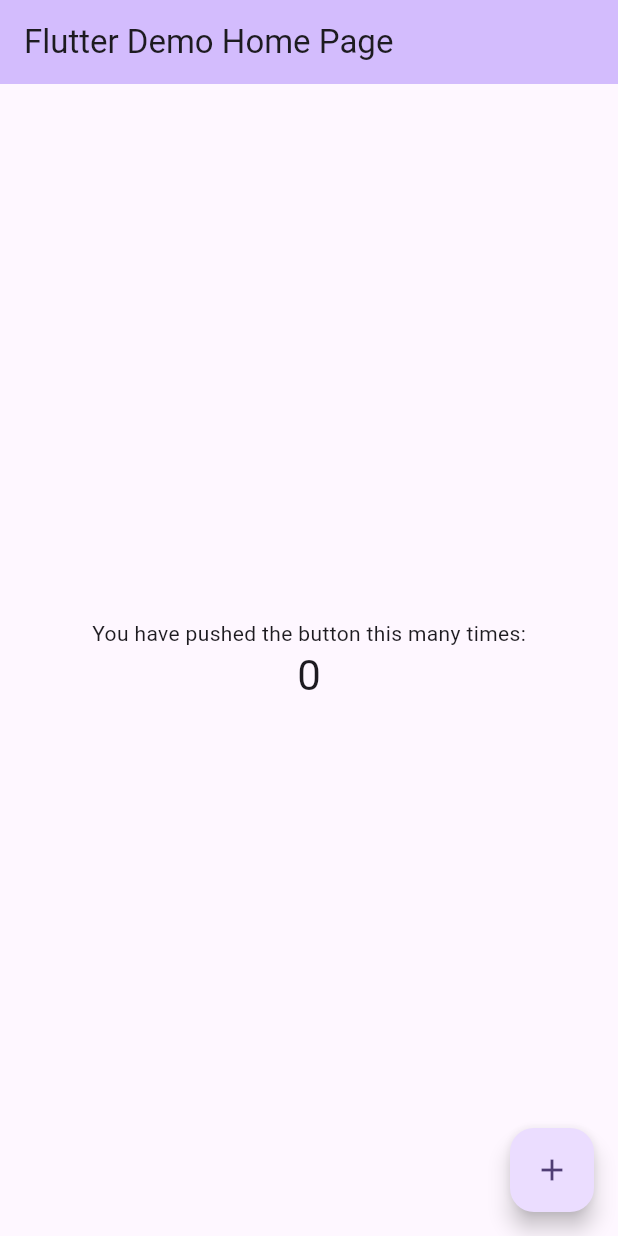
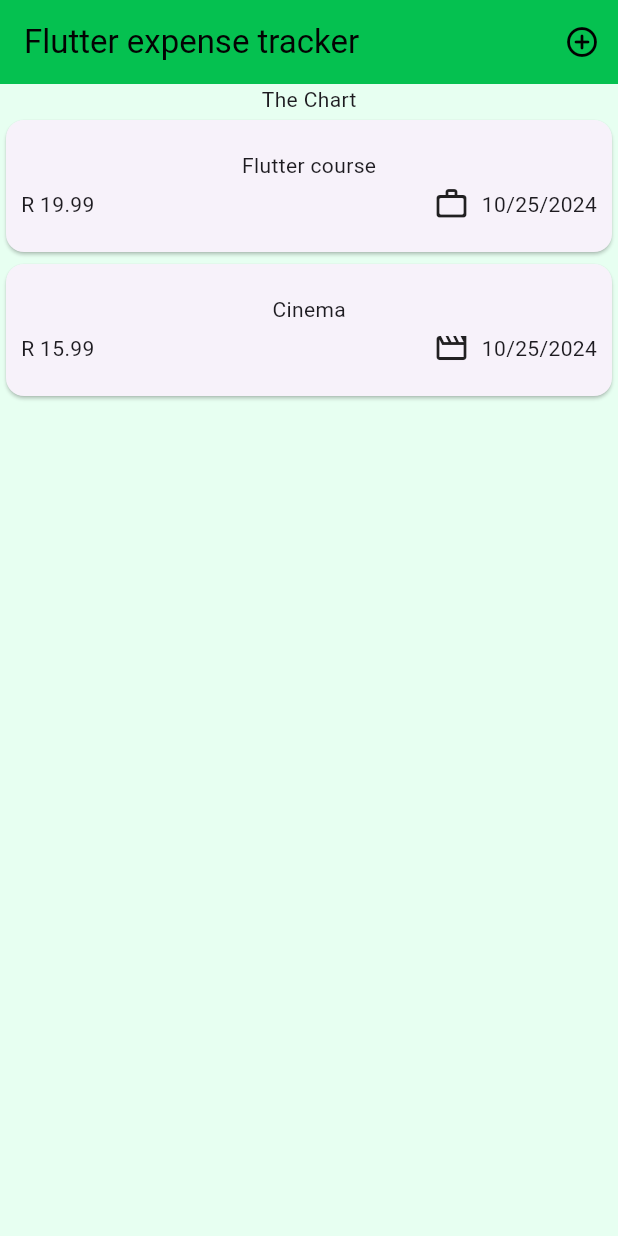
Before and after one commit to Psage001/expenses_tracker, a Flutter app: the screen it shows after launch, on a phone screen of 412 x 824 dp. Run offline on Flutter 3.47's test engine with Material 3 defaults, Android fonts, the phone set to English and light mode, and no system bars.

Commit message:
Created app bar with theme

```diff
--- /dev/null
+++ b/lib/Models/temp_expense.dart
@@ -0,0 +1,40 @@
+
+import 'package:flutter/material.dart';
+import 'package:uuid/uuid.dart';
+import 'package:intl/intl.dart';
+
+final formatter = DateFormat.yMd();
+
+const uuid = Uuid();
+
+enum Category {
+  food,
+  travel,
+  leisure,
+  work,
+}
+const categroyIcons = {
+  Category.food: Icons.lunch_dining_outlined,
+  Category.travel: Icons.flight_takeoff_rounded,
+  Category.leisure: Icons.movie_creation_outlined,
+  Category.work: Icons.work_outline_rounded,
+};
+
+class Expense {
+  Expense({
+    required this.title,
+    required this.amount,
+    required this.date,
+    required this.category,
+  }) : id = uuid.v4();
+  final String id;
+  final String title;
+  final double amount;
+  final DateTime date;
+  final Category category;
+
+
+  String get formattedDate{
+    return formatter.format(date);
+  }
+}
--- /dev/null
+++ b/lib/Widgets/expenses.dart
@@ -0,0 +1,56 @@
+import 'package:expenses_tracker/Models/temp_expense.dart';
+import 'package:flutter/material.dart';
+import 'package:expenses_tracker/Widgets/expenses_list/expenses_list.dart';
+
+class Expenses extends StatefulWidget {
+  const Expenses({super.key});
+
+  @override
+  State<Expenses> createState() {
+    return _ExpensesState();
+  }
+}
+
+class _ExpensesState extends State<Expenses> {
+  final List<Expense> _registeredExpenses = [
+    Expense(
+      title: 'Flutter course',
+      amount: 19.99,
+      date: DateTime.now(),
+      category: Category.work,
+    ),
+    Expense(
+      title: 'Cinema',
+      amount: 15.99,
+      date: DateTime.now(),
+      category: Category.leisure,
+    ),
+  ];
+
+  @override
+  Widget build(BuildContext context) {
+    return Scaffold(
+      appBar: AppBar(
+        title: const Text(
+          style: TextStyle(color: Color.fromARGB(255, 3, 3, 3)),'Flutter expense tracker'),
+        backgroundColor: const Color.fromARGB(255, 5, 193, 80),
+        actions: [
+          IconButton(
+            onPressed: () {},
+            icon: const Icon(Icons.add_circle_outline_rounded, color: Color.fromARGB(255, 0, 0, 0),),
+          ),
+        ],
+      ),
+      backgroundColor: const Color.fromARGB(240, 230, 255, 240),
+      body: Column(
+        children: [
+          const Text('The Chart'),
+          Expanded(
+              child: ExpensesList(
+                  expenses:
+                      _registeredExpenses)), //Expanded expands the list if expanded is not there it will only show the chart text
+        ],
+      ),
+    );
+  }
+}
--- /dev/null
+++ b/lib/Widgets/expenses_list/expense_item.dart
@@ -0,0 +1,44 @@
+import 'package:expenses_tracker/Widgets/expenses.dart';
+import 'package:flutter/material.dart';
+import 'package:expenses_tracker/Models/temp_expense.dart';
+
+class ExpenseItem extends StatelessWidget {
+  const ExpenseItem(this.expense, {super.key});
+
+  final Expense expense;
+
+  @override
+  Widget build(BuildContext context) {
+    return Card(
+      child: Padding(
+        padding: const EdgeInsets.symmetric(
+          horizontal: 10,
+          vertical: 20,
+        ),
+        child: Column(
+          children: [
+            Text(expense.title),
+            const SizedBox(
+              height: 4,
+            ),
+            Row(
+              children: [
+                Text('R ${expense.amount.toStringAsFixed(2)}'),
+                const Spacer(),
+                Row(
+                  children: [
+                    Icon(categroyIcons[expense.category]),
+                    const SizedBox(
+                      width: 8,
+                    ),
+                    Text(expense.formattedDate),
+                  ],
+                ),
+              ],
+            ),
+          ],
+        ),
+      ),
+    );
+  }
+}
--- /dev/null
+++ b/lib/Widgets/expenses_list/expenses_list.dart
@@ -0,0 +1,20 @@
+import 'package:expenses_tracker/Models/temp_expense.dart';
+import 'package:expenses_tracker/Widgets/expenses_list/expense_item.dart';
+import 'package:flutter/material.dart';
+
+class ExpensesList extends StatelessWidget {
+  const ExpensesList({
+    super.key,
+    required this.expenses,
+  });
+
+  final List<Expense> expenses;
+
+  @override
+  Widget build(BuildContext context) {
+    return ListView.builder(
+      itemCount: expenses.length,
+      itemBuilder: (ctx, index) => ExpenseItem(expenses[index]),
+    );
+  }
+}
--- a/lib/main.dart
+++ b/lib/main.dart
@@ -1,125 +1,11 @@
 import 'package:flutter/material.dart';
+import 'package:expenses_tracker/Widgets/expenses.dart';
 
 void main() {
-  runApp(const MyApp());
+  runApp(
+    MaterialApp(
+      theme: ThemeData(useMaterial3: true),
+      home: const Expenses(),
+    ),
+  );
 }
-
-class MyApp extends StatelessWidget {
-  const MyApp({super.key});
-
-  // This widget is the root of your application.
-  @override
-  Widget build(BuildContext context) {
-    return MaterialApp(
-      title: 'Flutter Demo',
-      theme: ThemeData(
-        // This is the theme of your application.
-        //
-        // TRY THIS: Try running your application with "flutter run". You'll see
-        // the application has a purple toolbar. Then, without quitting the app,
-        // try changing the seedColor in the colorScheme below to Colors.green
-        // and then invoke "hot reload" (save your changes or press the "hot
-        // reload" button in a Flutter-supported IDE, or press "r" if you used
-        // the command line to start the app).
-        //
-        // Notice that the counter didn't reset back to zero; the application
-        // state is not lost during the reload. To reset the state, use hot
-        // restart instead.
-        //
-        // This works for code too, not just values: Most code changes can be
-        // tested with just a hot reload.
-        colorScheme: ColorScheme.fromSeed(seedColor: Colors.deepPurple),
-        useMaterial3: true,
-      ),
-      home: const MyHomePage(title: 'Flutter Demo Home Page'),
-    );
-  }
-}
-
-class MyHomePage extends StatefulWidget {
-  const MyHomePage({super.key, required this.title});
-
-  // This widget is the home page of your application. It is stateful, meaning
-  // that it has a State object (defined below) that contains fields that affect
-  // how it looks.
-
-  // This class is the configuration for the state. It holds the values (in this
-  // case the title) provided by the parent (in this case the App widget) and
-  // used by the build method of the State. Fields in a Widget subclass are
-  // always marked "final".
-
-  final String title;
-
-  @override
-  State<MyHomePage> createState() => _MyHomePageState();
-}
-
-class _MyHomePageState extends State<MyHomePage> {
-  int _counter = 0;
-
-  void _incrementCounter() {
-    setState(() {
-      // This call to setState tells the Flutter framework that something has
-      // changed in this State, which causes it to rerun the build method below
-      // so that the display can reflect the updated values. If we changed
-      // _counter without calling setState(), then the build method would not be
-      // called again, and so nothing would appear to happen.
-      _counter++;
-    });
-  }
-
-  @override
-  Widget build(BuildContext context) {
-    // This method is rerun every time setState is called, for instance as done
-    // by the _incrementCounter method above.
-    //
-    // The Flutter framework has been optimized to make rerunning build methods
-    // fast, so that you can just rebuild anything that needs updating rather
-    // than having to individually change instances of widgets.
-    return Scaffold(
-      appBar: AppBar(
-        // TRY THIS: Try changing the color here to a specific color (to
-        // Colors.amber, perhaps?) and trigger a hot reload to see the AppBar
-        // change color while the other colors stay the same.
-        backgroundColor: Theme.of(context).colorScheme.inversePrimary,
-        // Here we take the value from the MyHomePage object that was created by
-        // the App.build method, and use it to set our appbar title.
-        title: Text(widget.title),
-      ),
-      body: Center(
-        // Center is a layout widget. It takes a single child and positions it
-        // in the middle of the parent.
-        child: Column(
-          // Column is also a layout widget. It takes a list of children and
-          // arranges them vertically. By default, it sizes itself to fit its
-          // children horizontally, and tries to be as tall as its parent.
-          //
-          // Column has various properties to control how it sizes itself and
-          // how it positions its children. Here we use mainAxisAlignment to
-          // center the children vertically; the main axis here is the vertical
-          // axis because Columns are vertical (the cross axis would be
-          // horizontal).
-          //
-          // TRY THIS: Invoke "debug painting" (choose the "Toggle Debug Paint"
-          // action in the IDE, or press "p" in the console), to see the
-          // wireframe for each widget.
-          mainAxisAlignment: MainAxisAlignment.center,
-          children: <Widget>[
-            const Text(
-              'You have pushed the button this many times:',
-            ),
-            Text(
-              '$_counter',
-              style: Theme.of(context).textTheme.headlineMedium,
-            ),
-          ],
-        ),
-      ),
-      floatingActionButton: FloatingActionButton(
-        onPressed: _incrementCounter,
-        tooltip: 'Increment',
-        child: const Icon(Icons.add),
-      ), // This trailing comma makes auto-formatting nicer for build methods.
-    );
-  }
-}
--- a/pubspec.yaml
+++ b/pubspec.yaml
@@ -35,6 +35,8 @@ dependencies:
   # The following adds the Cupertino Icons font to your application.
   # Use with the CupertinoIcons class for iOS style icons.
   cupertino_icons: ^1.0.8
+  uuid : ^3.0.7
+  intl: ^0.19.0
 
 dev_dependencies:
   flutter_test:
```
Also changed, not shown: pubspec.lock, 1 other file.
